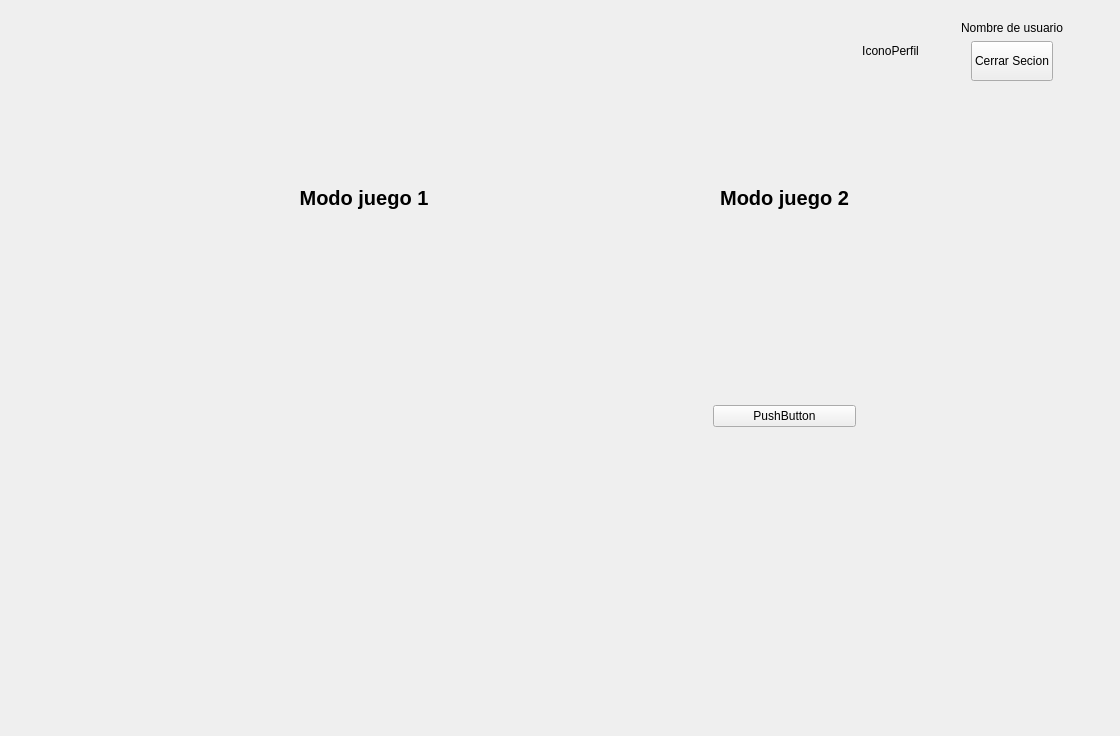
The window that src/escenario/widgets/modosgamewidget.ui (Elmer-Mosquera-UdeA/proyecto-final-2026-1) describes before a commit, drawn with Qt 5.
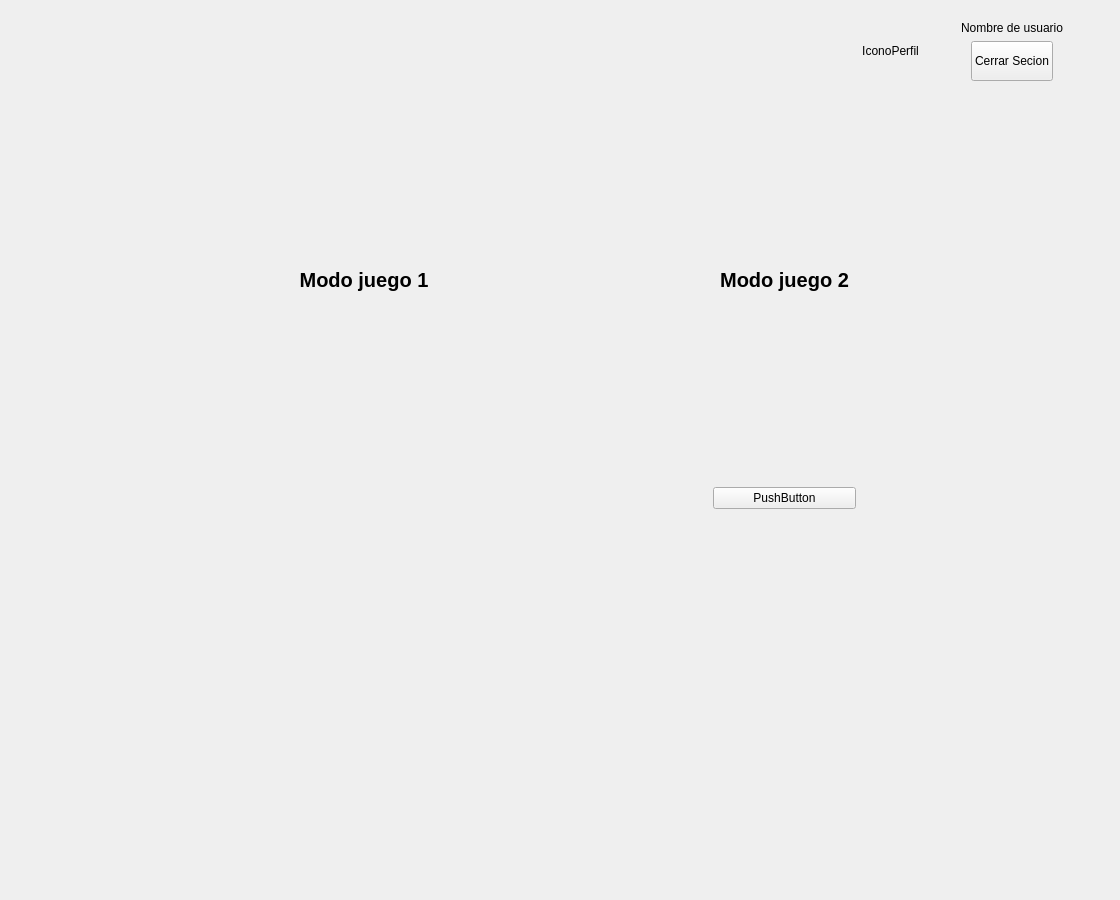
The same window after the commit. Icons and pictures are not drawn.

The edit to the form file:
```diff
--- a/src/escenario/widgets/modosgamewidget.ui
+++ b/src/escenario/widgets/modosgamewidget.ui
@@ -7,9 +7,15 @@
     <x>0</x>
     <y>0</y>
     <width>1120</width>
-    <height>736</height>
+    <height>900</height>
    </rect>
   </property>
+  <property name="minimumSize">
+   <size>
+    <width>700</width>
+    <height>900</height>
+   </size>
+  </property>
   <property name="windowTitle">
    <string>Form</string>
   </property>
```
